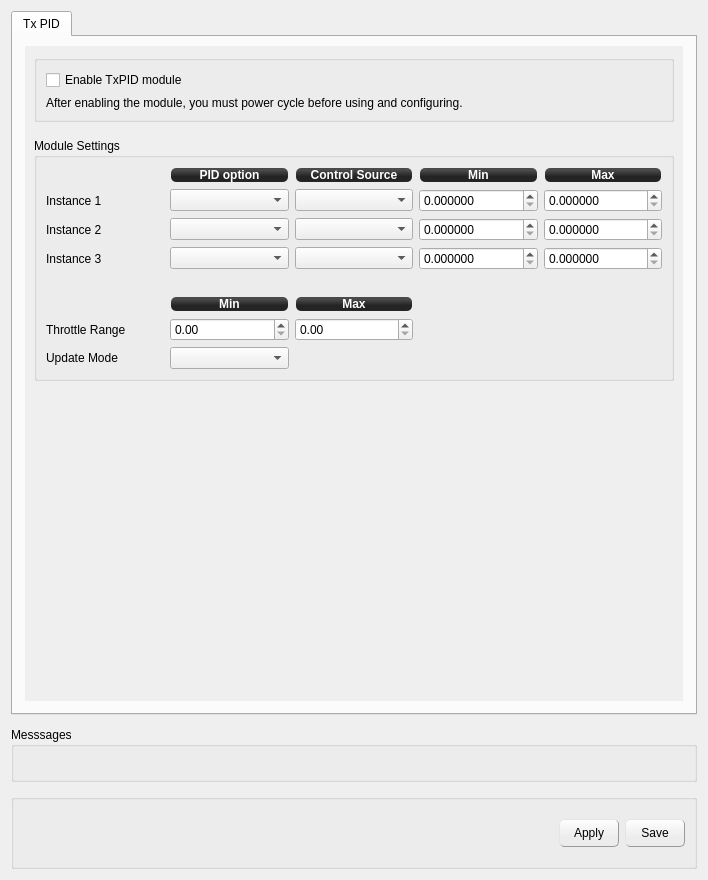
The window that ground/openpilotgcs/src/plugins/config/txpid.ui (openpilot/OpenPilot) describes before a commit, drawn with Qt 5.
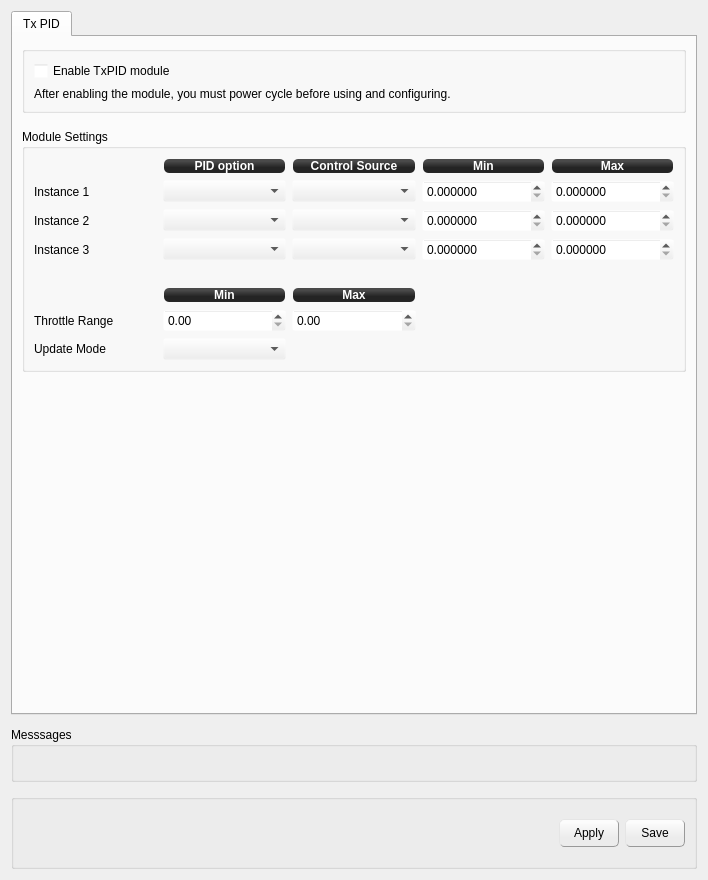
The same window after the commit.

Commit message: fixed the colos for all the forms so its not a topographic map greyscale look now, still converting the buttons all back to non style sheet

Diff of the .ui file:
```diff
--- a/ground/openpilotgcs/src/plugins/config/txpid.ui
+++ b/ground/openpilotgcs/src/plugins/config/txpid.ui
@@ -27,17 +27,78 @@
        <string>Tx PID</string>
       </attribute>
       <layout class="QVBoxLayout" name="verticalLayout_4">
-       <property name="leftMargin">
+       <property name="spacing">
         <number>12</number>
        </property>
-       <property name="rightMargin">
-        <number>12</number>
-       </property>
-       <property name="bottomMargin">
-        <number>12</number>
+       <property name="margin">
+        <number>0</number>
        </property>
        <item>
         <widget class="QScrollArea" name="scrollArea">
+         <property name="palette">
+          <palette>
+           <active>
+            <colorrole role="Base">
+             <brush brushstyle="SolidPattern">
+              <color alpha="255">
+               <red>255</red>
+               <green>255</green>
+               <blue>255</blue>
+              </color>
+             </brush>
+            </colorrole>
+            <colorrole role="Window">
+             <brush brushstyle="SolidPattern">
+              <color alpha="0">
+               <red>232</red>
+               <green>232</green>
+               <blue>232</blue>
+              </color>
+             </brush>
+            </colorrole>
+           </active>
+           <inactive>
+            <colorrole role="Base">
+             <brush brushstyle="SolidPattern">
+              <color alpha="255">
+               <red>255</red>
+               <green>255</green>
+               <blue>255</blue>
+              </color>
+             </brush>
+            </colorrole>
+            <colorrole role="Window">
+             <brush brushstyle="SolidPattern">
+              <color alpha="0">
+               <red>232</red>
+               <green>232</green>
+               <blue>232</blue>
+              </color>
+             </brush>
+            </colorrole>
+           </inactive>
+           <disabled>
+            <colorrole role="Base">
+             <brush brushstyle="SolidPattern">
+              <color alpha="0">
+               <red>232</red>
+               <green>232</green>
+               <blue>232</blue>
+              </color>
+             </brush>
+            </colorrole>
+            <colorrole role="Window">
+             <brush brushstyle="SolidPattern">
+              <color alpha="0">
+               <red>232</red>
+               <green>232</green>
+               <blue>232</blue>
+              </color>
+             </brush>
+            </colorrole>
+           </disabled>
+          </palette>
+         </property>
          <property name="frameShape">
           <enum>QFrame::NoFrame</enum>
          </property>
@@ -49,8 +110,8 @@
            <rect>
             <x>0</x>
             <y>0</y>
-            <width>654</width>
-            <height>659</height>
+            <width>678</width>
+            <height>683</height>
            </rect>
           </property>
           <layout class="QVBoxLayout" name="verticalLayout_2">
```
The commit also changes 6 other files.
